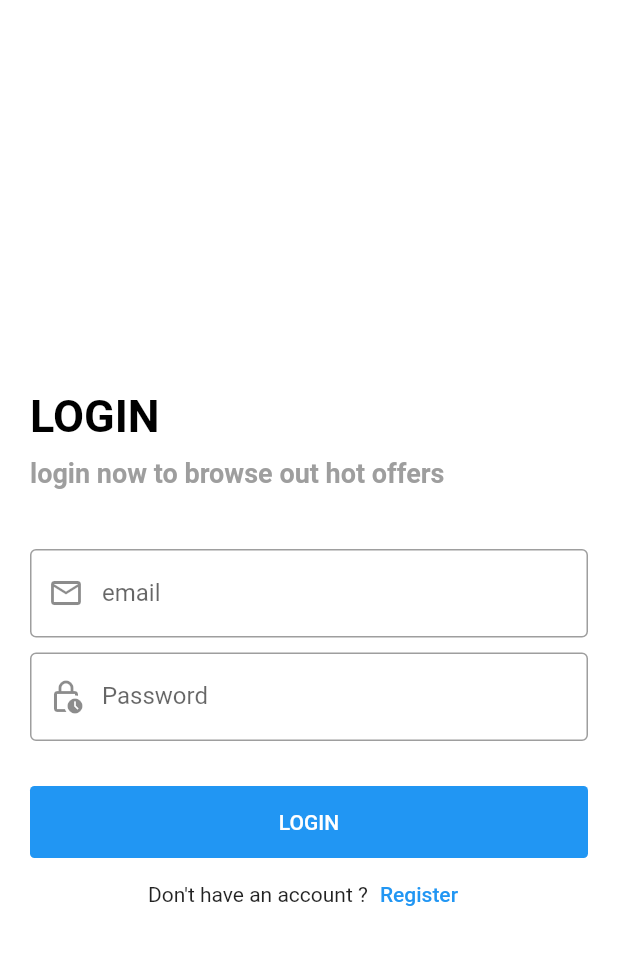
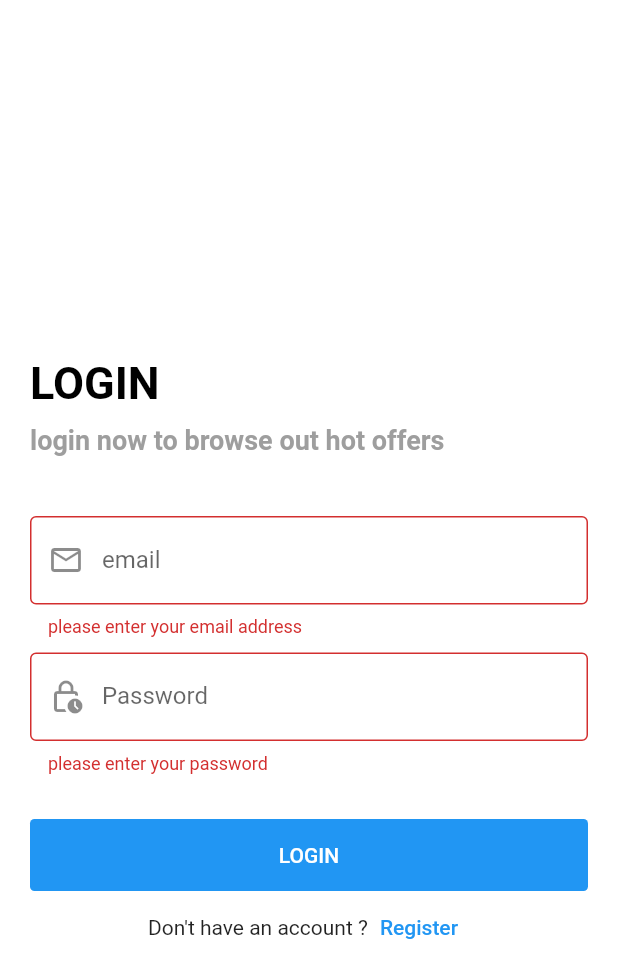
Before and after one commit to Eslamyounis34/flutter_shop_app, a Flutter app: the screen it shows after launch, after a tap on the "arrow forward ios" icon, after a tap on "SKIP", after a tap on "LOGIN", on a phone screen of 412 x 824 dp. Shown: the top 978 px of the screen. Run offline on Flutter 3.47's test engine with Material 2 defaults, Android fonts, the phone set to English and light mode, and no system bars; our stand-ins replace bloc, buildcondition, dio, flutter_bloc, hexcolor, smooth_page_indicator.

Commit message:
add login cubit & states

```diff
--- a/lib/main.dart
+++ b/lib/main.dart
@@ -1,10 +1,20 @@
+import 'dart:io';
+
 import 'package:flutter/material.dart';
 import 'package:flutter_shop_app/modules/shop_app/on_boarding/on_boarding_screen.dart';
+import 'package:flutter_shop_app/shared/data/remote/dio_helper.dart';
 import 'package:flutter_shop_app/shared/styles.dart';
 
-void main() {
+void main() async{
+  HttpOverrides.global = new MyHttpOverrides();
+
+  DioHelper.init();
   runApp( MyApp());
+
+
 }
+
+
 
 class MyApp extends StatelessWidget {
   const MyApp({Key? key}) : super(key: key);
@@ -22,3 +32,11 @@ class MyApp extends StatelessWidget {
     );
   }
 }
+
+class MyHttpOverrides extends HttpOverrides{
+  @override
+  HttpClient createHttpClient(SecurityContext? context){
+    return super.createHttpClient(context)
+      ..badCertificateCallback = (X509Certificate cert, String host, int port)=> true;
+  }
+}
--- a/lib/modules/shop_app/on_boarding/on_boarding_screen.dart
+++ b/lib/modules/shop_app/on_boarding/on_boarding_screen.dart
@@ -15,17 +15,17 @@ class OnBoardingScreen extends StatefulWidget {
 class _OnBoardingScreenState extends State<OnBoardingScreen> {
   List<BoardingModel> boardingList = [
     BoardingModel(
-        image: 'assets/images/store.png',
-        title: 'Boarding One',
-        body: 'Content 1'),
+        image: 'assets/images/store_boarding.jpg',
+        title: 'HY , ',
+        body: 'Browse Our Online Store'),
     BoardingModel(
-        image: 'assets/images/store.png',
-        title: 'Boarding Two',
-        body: 'Content 2'),
+        image: 'assets/images/store_fourth.jpg',
+        title: 'Hot Offers',
+        body: 'Check Our Daily Offers And Don\'t Wasting Time'),
     BoardingModel(
-        image: 'assets/images/store.png',
-        title: 'Boarding Three',
-        body: 'Content 3'),
+        image: 'assets/images/store_boarding_second.jpg',
+        title: 'Hurry Up',
+        body: 'Order Your Favourite Items And Enjoy'),
   ];
 
   var boardingController = PageController();
@@ -40,7 +40,7 @@ class _OnBoardingScreenState extends State<OnBoardingScreen> {
         actions: [
           TextButton(onPressed: () {
             navigteAndFinish(context, ShopLoginScreen());
-          }, child: Text('SKIP'))
+          }, child: Text('SKIP',style: TextStyle(fontSize: 20,color: Colors.black),))
         ],
       ),
       body: Padding(
@@ -116,11 +116,11 @@ class _OnBoardingScreenState extends State<OnBoardingScreen> {
             style: TextStyle(fontSize: 24.0, fontWeight: FontWeight.bold),
           ),
           SizedBox(
-            height: 15,
+            height: 8,
           ),
           Text(
             "${model.body}",
-            style: TextStyle(fontSize: 14.0, fontWeight: FontWeight.bold),
+            style: TextStyle(fontSize: 14.0, fontWeight: FontWeight.bold,color: Colors.grey),
           )
         ],
       );
--- /dev/null
+++ b/lib/modules/shop_app/shop_login/cubit/login_cubit.dart
@@ -0,0 +1,26 @@
+import 'package:bloc/bloc.dart';
+import 'package:flutter_bloc/flutter_bloc.dart';
+import 'package:flutter_shop_app/modules/shop_app/shop_login/cubit/login_states.dart';
+import 'package:flutter_shop_app/shared/data/remote/dio_helper.dart';
+
+
+class ShopLoginCubit extends Cubit<ShopLoginStates> {
+  ShopLoginCubit() : super(ShopLoginInitialState());
+
+  static ShopLoginCubit get(context) => BlocProvider.of(context);
+
+  void userLogin({required String email, required String password}) {
+    emit(ShopLoginLoadingState());
+    DioHelper.postData(url: 'login', data:
+    {
+      'email': email,
+      'password': password,
+    },).then((value) {
+      print('Response '+value.toString());
+      emit(ShopLoginSuccessState());
+    }).catchError((error) {
+      print('Error '+error.toString());
+      emit(ShopLoginErrorState(error.toString()));
+    });
+  }
+}
--- /dev/null
+++ b/lib/modules/shop_app/shop_login/cubit/login_states.dart
@@ -0,0 +1,12 @@
+abstract class ShopLoginStates {}
+
+class ShopLoginInitialState extends ShopLoginStates {}
+
+class ShopLoginLoadingState extends ShopLoginStates {}
+
+class ShopLoginSuccessState extends ShopLoginStates {}
+
+class ShopLoginErrorState extends ShopLoginStates {
+  final String error;
+  ShopLoginErrorState(this.error);
+}
--- a/lib/modules/shop_app/shop_login/shop_login_screen.dart
+++ b/lib/modules/shop_app/shop_login/shop_login_screen.dart
@@ -1,15 +1,25 @@
+import 'package:buildcondition/buildcondition.dart';
 import 'package:flutter/cupertino.dart';
 import 'package:flutter/material.dart';
+import 'package:flutter_bloc/flutter_bloc.dart';
+import 'package:flutter_shop_app/modules/shop_app/shop_login/cubit/login_cubit.dart';
+import 'package:flutter_shop_app/modules/shop_app/shop_login/cubit/login_states.dart';
 import 'package:flutter_shop_app/modules/shop_app/shop_register/ShopRegisterScreen.dart';
 import 'package:flutter_shop_app/shared/components/components.dart';
 
 class ShopLoginScreen extends StatelessWidget {
-  const ShopLoginScreen({Key? key}) : super(key: key);
+  ShopLoginScreen({Key? key}) : super(key: key);
+  var formKey = GlobalKey<FormState>();
 
   @override
   Widget build(BuildContext context) {
     var emailController = TextEditingController();
     var passController = TextEditingController();
+    return BlocProvider(
+      create: (BuildContext context) => ShopLoginCubit(),
+      child: BlocConsumer<ShopLoginCubit, ShopLoginStates>(
+        listener: (context, state) {},
+        builder: (context, state) {
           return Scaffold(
             appBar: AppBar(),
             body: Padding(
@@ -17,6 +27,8 @@ class ShopLoginScreen extends StatelessWidget {
               // single child scroll view prevent error when keyboard is opened
               child: Center(
                 child: SingleChildScrollView(
+                  child: Form(
+                    key: formKey,
                     child: Column(
                       crossAxisAlignment: CrossAxisAlignment.start,
                       children: [
@@ -25,10 +37,7 @@ class ShopLoginScreen extends StatelessWidget {
                           style: TextStyle(
                               fontSize: 30,
                               color: Colors.black,
-                    fontWeight: FontWeight.bold
-                  ),
-
-
+                              fontWeight: FontWeight.bold),
                         ),
                         SizedBox(
                           height: 10,
@@ -69,8 +78,22 @@ class ShopLoginScreen extends StatelessWidget {
                         SizedBox(
                           height: 30,
                         ),
-                defaultButton(
-                    width: double.infinity, btnText: 'LOGIN', function: () {}),
+                        BuildCondition(
+                          condition: state is! ShopLoginLoadingState,
+                          builder: (context) => defaultButton(
+                              width: double.infinity,
+                              btnText: 'LOGIN',
+                              function: () {
+                                print('test credentials '+passController.text);
+                                if (formKey.currentState!.validate()) {
+                                  ShopLoginCubit.get(context).userLogin(
+                                      email: emailController.text,
+                                      password: passController.text);
+                                }
+                              }),
+                          fallback: (context) =>
+                              Center(child: CircularProgressIndicator()),
+                        ),
                         Row(
                           mainAxisAlignment: MainAxisAlignment.center,
                           children: [
@@ -87,6 +110,10 @@ class ShopLoginScreen extends StatelessWidget {
                   ),
                 ),
               ),
+            ),
+          );
+        },
+      ),
     );
   }
 }
--- /dev/null
+++ b/lib/shared/data/remote/dio_helper.dart
@@ -0,0 +1,28 @@
+import 'package:dio/dio.dart';
+import 'package:flutter/cupertino.dart';
+
+class DioHelper {
+  static  Dio? dio;
+
+  static init() {
+    dio = Dio(BaseOptions(
+        baseUrl: 'https://student.valuxapps.com/api/',
+        receiveDataWhenStatusError: true,
+        headers: {
+          'Content-Type': 'application/json',
+        }));
+  }
+
+  static Future<Response?> getData(
+      {required String url, required Map<String, dynamic> query}) async {
+    return await dio!.get(url, queryParameters: query);
+  }
+
+  static Future<Response> postData({
+    required String url,
+    Map<String, dynamic>? query,
+    required Map<String, dynamic> data,
+  }) async {
+    return  dio!.post(url, data: data);
+  }
+}
--- /dev/null
+++ b/lib/shared/data/remote/end_points.dart
@@ -0,0 +1 @@
+final LOGIN ='login';
```
Also changed, not shown: assets/images/store_boarding.jpg (added), assets/images/store_boarding_second.jpg (added), assets/images/store_boarding_third.jpg (added), assets/images/store_fourth.jpg (added), 1 other file. Lines whose indentation alone changed are shown as unchanged.
